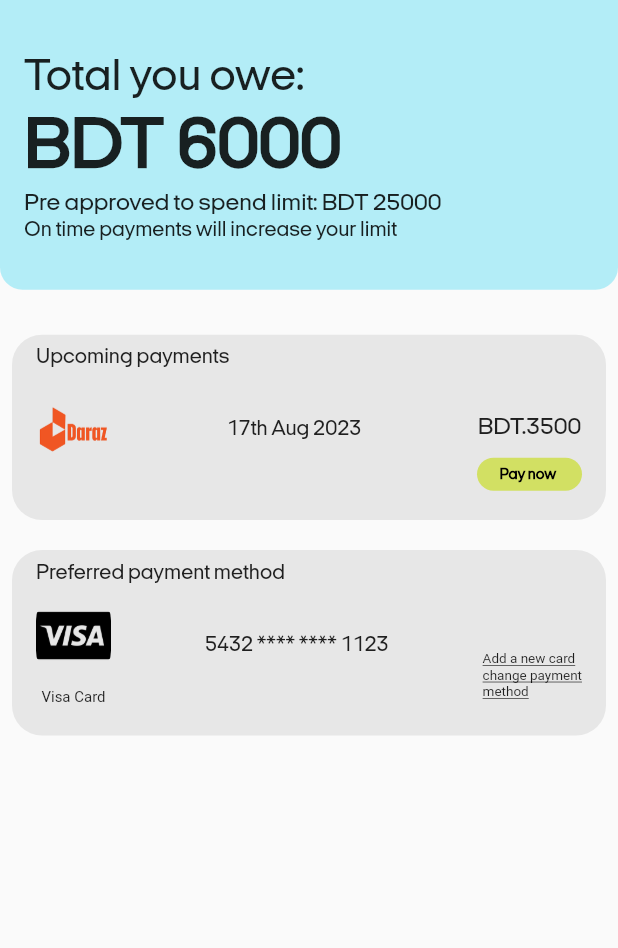
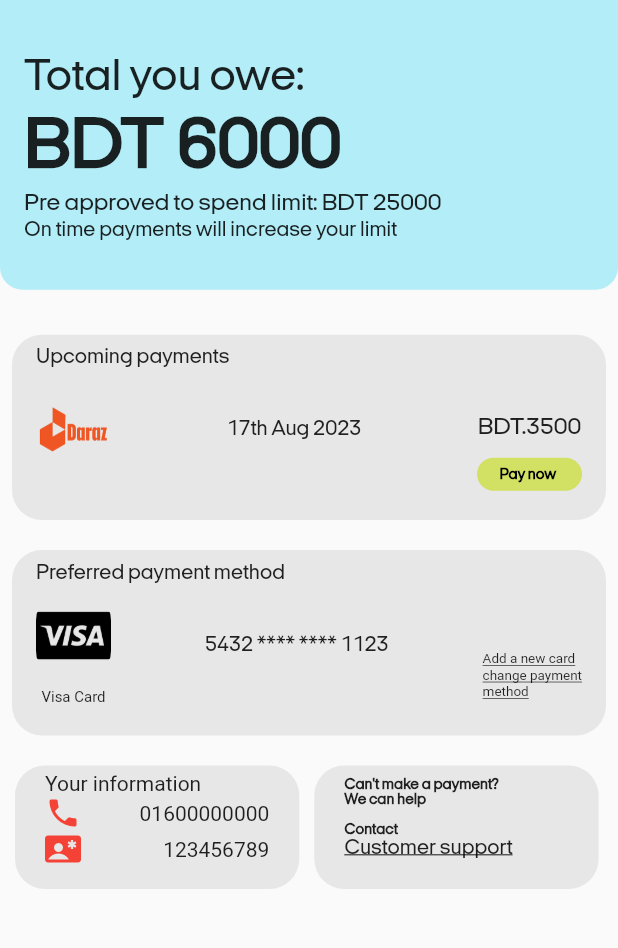
Before and after one commit to tahmid56/easypay, a Flutter app: the SettingsPage widget shown alone on an empty page, opened directly, on a phone screen of 412 x 824 dp, the part 195-1143 px from its top. Run offline on Flutter 3.47's test engine with Material 2 defaults, Android fonts, the phone set to English and light mode, and no system bars; our stand-ins replace dio, file_picker, flutter_riverpod, go_router, shared_preferences; accounts and stored records are empty; network calls fail; Roboto replaces fonts that are missing (ip2).

Commit message:
Designing settings page done

```diff
--- a/lib/screens/settings_page.dart
+++ b/lib/screens/settings_page.dart
@@ -285,8 +285,99 @@ class SettingsPage extends StatelessWidget {
         const SizedBox(
           height: 20,
         ),
-        Container(
-
+        Padding(
+          padding: const EdgeInsets.symmetric(horizontal: 10),
+          child: Row(
+            children: [
+              Container(
+                height: MediaQuery.of(context).size.height * 0.10,
+                width: MediaQuery.of(context).size.width * 0.46,
+                decoration: BoxDecoration(
+                  color: const Color(0xffe7e7e7),
+                  borderRadius: BorderRadius.circular(20),
+                ),
+                child: const Padding(
+                  padding: EdgeInsets.symmetric(horizontal: 20, vertical: 4),
+                  child: Column(
+                    crossAxisAlignment: CrossAxisAlignment.start,
+                    children: [
+                      Text("Your information"),
+                      Row(
+                        mainAxisAlignment: MainAxisAlignment.spaceBetween,
+                        children: [
+                          Icon(
+                            Icons.phone,
+                            color: Colors.red,
+                          ),
+                          Text("01600000000")
+                        ],
+                      ),
+                      Row(
+                        mainAxisAlignment: MainAxisAlignment.spaceBetween,
+                        children: [
+                          Icon(
+                            Icons.contact_emergency,
+                            color: Colors.red,
+                          ),
+                          Text("123456789")
+                        ],
+                      ),
+                    ],
+                  ),
+                ),
+              ),
+              const SizedBox(
+                width: 10,
+              ),
+              Container(
+                height: MediaQuery.of(context).size.height * 0.10,
+                width: MediaQuery.of(context).size.width * 0.46,
+                decoration: BoxDecoration(
+                  color: const Color(0xffe7e7e7),
+                  borderRadius: BorderRadius.circular(20),
+                ),
+                child: const Padding(
+                  padding: EdgeInsets.symmetric(horizontal: 20, vertical: 8),
+                  child: Column(
+                    crossAxisAlignment: CrossAxisAlignment.start,
+                    children: [
+                      Text(
+                        "Can't make a payment?",
+                        style: TextStyle(
+                            fontFamily: CustomTheme.fontFamily,
+                            fontWeight: FontWeight.bold,
+                            fontSize: 10),
+                      ),
+                      Text(
+                        "We can help",
+                        style: TextStyle(
+                            fontFamily: CustomTheme.fontFamily,
+                            fontWeight: FontWeight.bold,
+                            fontSize: 10),
+                      ),
+                      SizedBox(
+                        height: 10,
+                      ),
+                      Text(
+                        "Contact",
+                        style: TextStyle(
+                            fontSize: 10,
+                            fontFamily: CustomTheme.fontFamily,
+                            fontWeight: FontWeight.bold),
+                      ),
+                      Text(
+                        "Customer support",
+                        style: TextStyle(
+                            fontFamily: CustomTheme.fontFamily,
+                            decoration: TextDecoration.underline,
+                            fontSize: 14),
+                      ),
+                    ],
+                  ),
+                ),
+              ),
+            ],
+          ),
         )
       ],
     );
```
